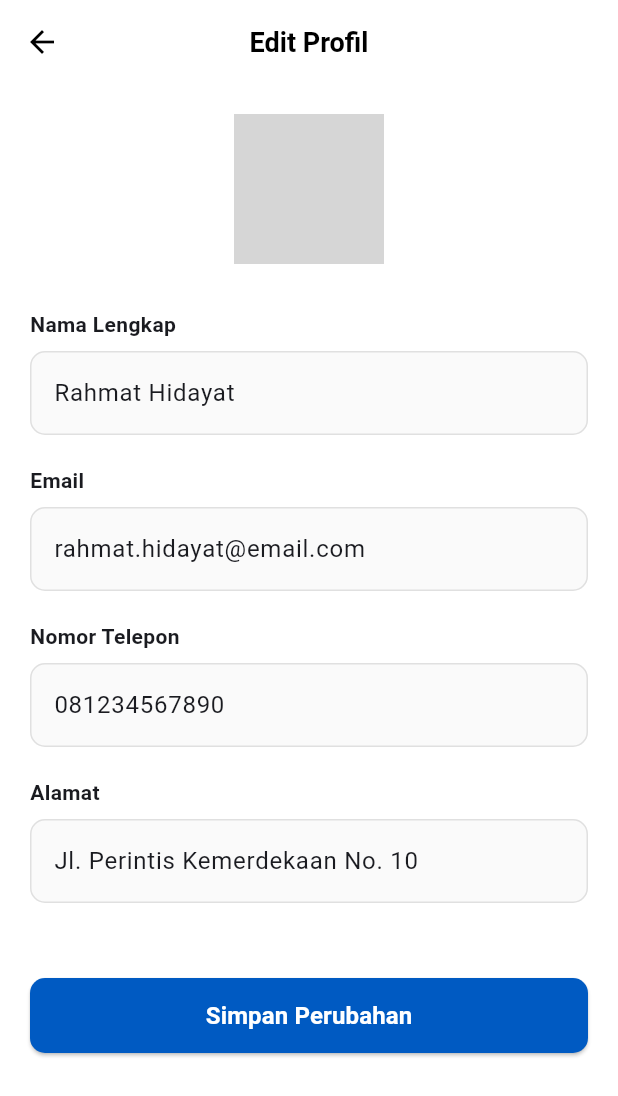
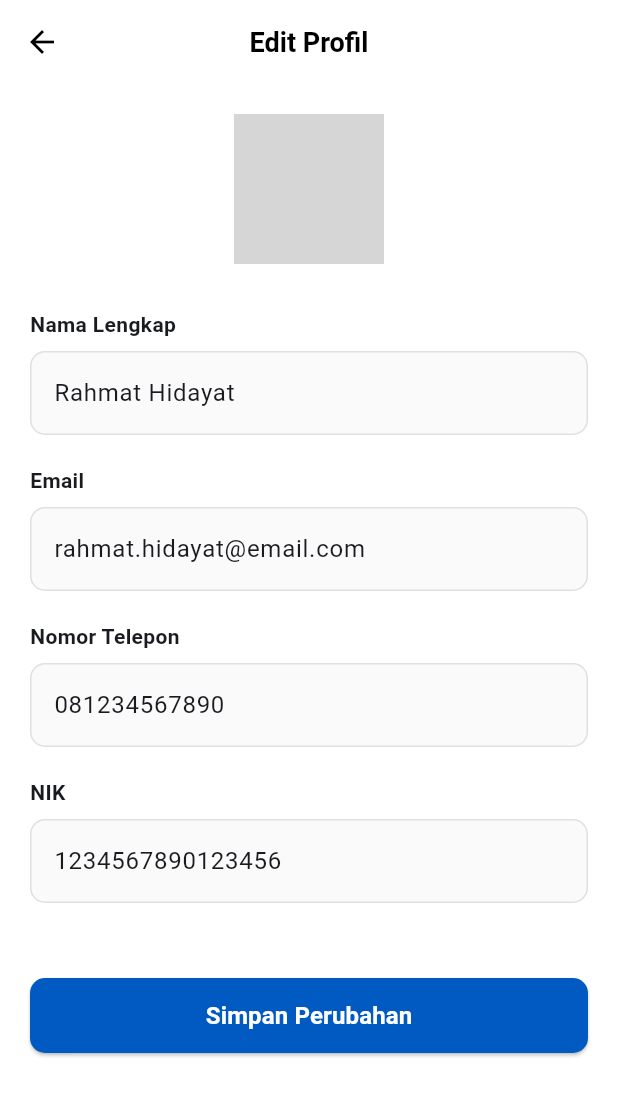
Before and after one commit to SaidaMuthia/LaporKi, a Flutter app: the EditProfilePage screen opened directly, on a phone screen of 412 x 824 dp. Shown: the top 1096 px of the screen. Run offline on Flutter 3.47's test engine with Material 3 defaults, Android fonts, the phone set to English and light mode, and no system bars; our stand-ins replace firebase_auth, firebase_core; accounts and stored records are empty; network calls fail; grey boxes are pictures that could not be loaded.

Commit message:
change alamat to NIK

```diff
--- a/lib/profile_pages.dart
+++ b/lib/profile_pages.dart
@@ -42,7 +42,7 @@ class EditProfilePage extends StatelessWidget {
             _buildField("Nama Lengkap", "Rahmat Hidayat"),
             _buildField("Email", "rahmat.hidayat@email.com"),
             _buildField("Nomor Telepon", "081234567890"),
-            _buildField("Alamat", "Jl. Perintis Kemerdekaan No. 10"),
+            _buildField("NIK", "1234567890123456"),
             const SizedBox(height: 30),
             SizedBox(
               width: double.infinity,
```
